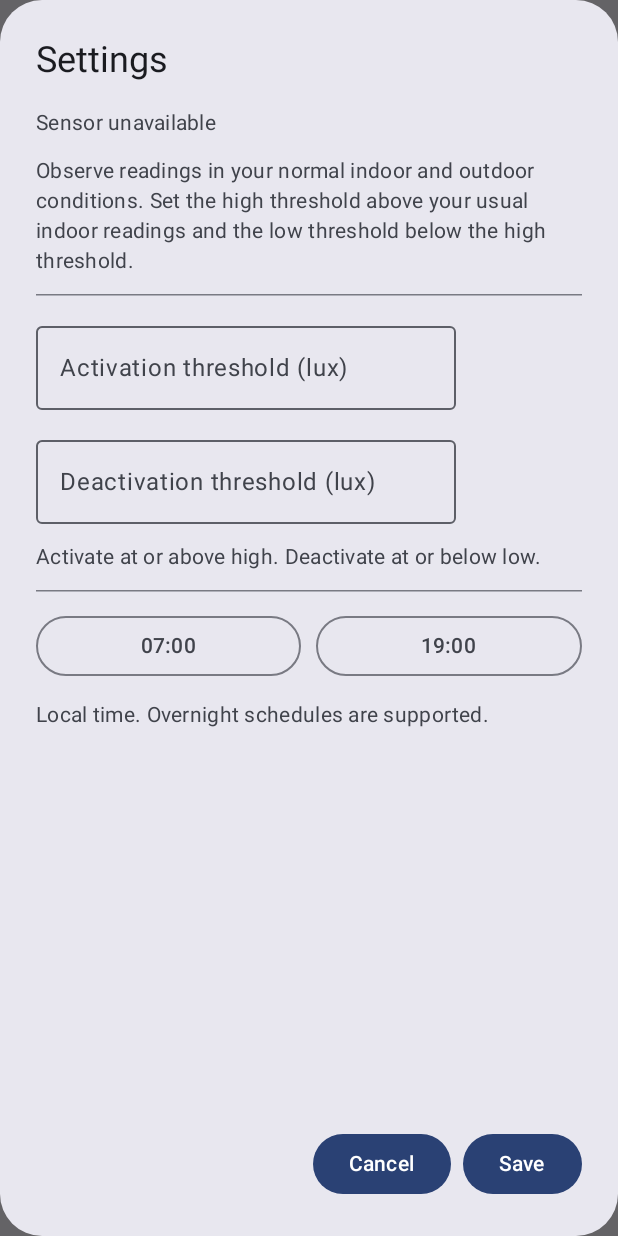
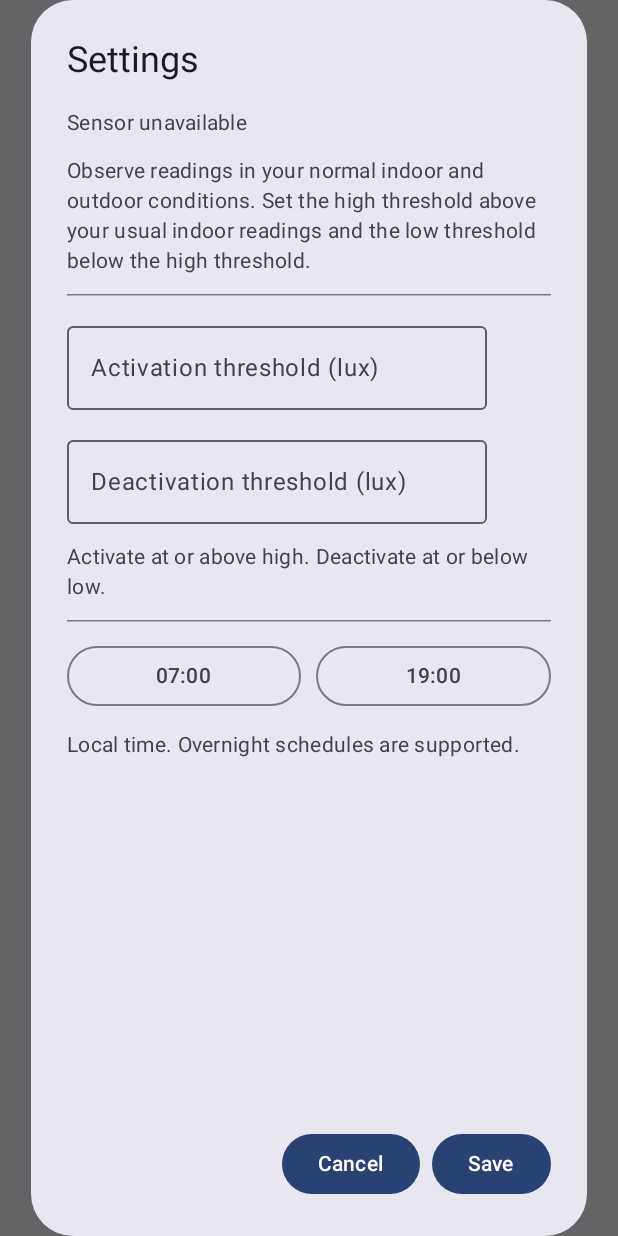
Before and after one commit to ThomasGRG/Toolbox, an Android app built with Jetpack Compose: the composable SunlightMonitorSettingsDialog shown on its own in the app's theme, on a phone screen of 412 x 824 dp. Run offline under Robolectric (Android 15) with nearby library versions, the phone set to English and light mode, and no system bars.

Commit message:
Increase dialog width

```diff
--- a/app/src/main/java/jp/ikigai/toolbox/ui/components/SunlightMonitorSettingsDialog.kt
+++ b/app/src/main/java/jp/ikigai/toolbox/ui/components/SunlightMonitorSettingsDialog.kt
@@ -38,6 +38,7 @@ import androidx.compose.ui.platform.LocalContext
 import androidx.compose.ui.res.stringResource
 import androidx.compose.ui.text.input.KeyboardType
 import androidx.compose.ui.unit.dp
+import androidx.compose.ui.window.DialogProperties
 import jp.ikigai.toolbox.R
 import jp.ikigai.toolbox.data.SunlightSchedule
 import jp.ikigai.toolbox.preferences.ToolboxPreferences
@@ -229,7 +230,10 @@ fun SunlightMonitorSettingsDialog(
     }
 
     AlertDialog(
-        modifier = Modifier.imePadding(),
+        modifier = Modifier
+            .fillMaxWidth(0.9f)
+            .imePadding(),
+        properties = DialogProperties(usePlatformDefaultWidth = false),
         onDismissRequest = {
             dismiss()
         },
--- a/app/src/main/java/jp/ikigai/toolbox/ui/components/ViewLogsDialog.kt
+++ b/app/src/main/java/jp/ikigai/toolbox/ui/components/ViewLogsDialog.kt
@@ -18,6 +18,7 @@ import androidx.compose.ui.Modifier
 import androidx.compose.ui.res.stringResource
 import androidx.compose.ui.text.style.TextAlign
 import androidx.compose.ui.unit.dp
+import androidx.compose.ui.window.DialogProperties
 import jp.ikigai.toolbox.R
 import jp.ikigai.toolbox.data.AppModule
 
@@ -28,6 +29,8 @@ fun ViewLogsDialog(
     val logsState = AppModule.serviceLogDao.observeAll().collectAsState()
 
     AlertDialog(
+        modifier = Modifier.fillMaxWidth(0.9f),
+        properties = DialogProperties(usePlatformDefaultWidth = false),
         onDismissRequest = dismiss,
         dismissButton = {
             Button(
```
